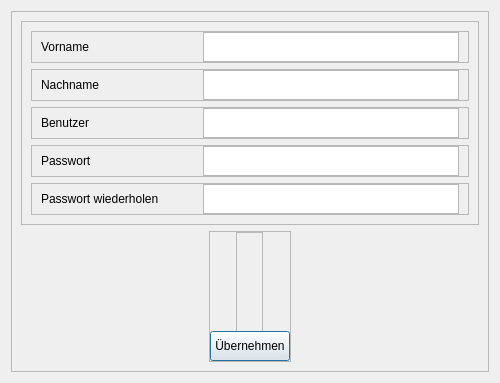
Old version of the form src/ui/forms/registerform.ui in the repository creativeSloth/SUN_Maintenance.
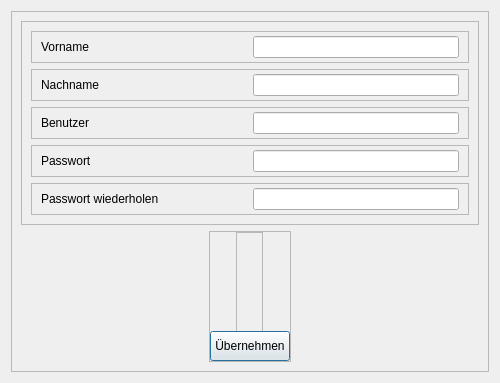
New version of the form.

Patch:
```diff
--- a/src/ui/forms/registerform.ui
+++ b/src/ui/forms/registerform.ui
@@ -88,29 +88,7 @@
              </widget>
             </item>
             <item>
-             <widget class="QPlainTextEdit" name="register_name_txt">
-              <property name="enabled">
-               <bool>true</bool>
-              </property>
-              <property name="sizePolicy">
-               <sizepolicy hsizetype="MinimumExpanding" vsizetype="MinimumExpanding">
-                <horstretch>0</horstretch>
-                <verstretch>0</verstretch>
-               </sizepolicy>
-              </property>
-              <property name="minimumSize">
-               <size>
-                <width>0</width>
-                <height>30</height>
-               </size>
-              </property>
-              <property name="maximumSize">
-               <size>
-                <width>16777215</width>
-                <height>30</height>
-               </size>
-              </property>
-             </widget>
+             <widget class="QLineEdit" name="register_name_txt"/>
             </item>
            </layout>
           </widget>
@@ -165,29 +143,7 @@
              </widget>
             </item>
             <item>
-             <widget class="QPlainTextEdit" name="register_family_name_txt">
-              <property name="enabled">
-               <bool>true</bool>
-              </property>
-              <property name="sizePolicy">
-               <sizepolicy hsizetype="MinimumExpanding" vsizetype="MinimumExpanding">
-                <horstretch>0</horstretch>
-                <verstretch>0</verstretch>
-               </sizepolicy>
-              </property>
-              <property name="minimumSize">
-               <size>
-                <width>0</width>
-                <height>30</height>
-               </size>
-              </property>
-              <property name="maximumSize">
-               <size>
-                <width>16777215</width>
-                <height>30</height>
-               </size>
-              </property>
-             </widget>
+             <widget class="QLineEdit" name="register_family_name_txt"/>
             </item>
            </layout>
           </widget>
@@ -242,29 +198,7 @@
              </widget>
             </item>
             <item>
-             <widget class="QPlainTextEdit" name="register_usr_txt">
-              <property name="enabled">
-               <bool>true</bool>
-              </property>
-              <property name="sizePolicy">
-               <sizepolicy hsizetype="MinimumExpanding" vsizetype="MinimumExpanding">
-                <horstretch>0</horstretch>
-                <verstretch>0</verstretch>
-               </sizepolicy>
-              </property>
-              <property name="minimumSize">
-               <size>
-                <width>0</width>
-                <height>30</height>
-               </size>
-              </property>
-              <property name="maximumSize">
-               <size>
-                <width>16777215</width>
-                <height>30</height>
-               </size>
-              </property>
-             </widget>
+             <widget class="QLineEdit" name="register_usr_txt"/>
             </item>
            </layout>
           </widget>
@@ -319,27 +253,9 @@
              </widget>
             </item>
             <item>
-             <widget class="QPlainTextEdit" name="register_pw_txt">
-              <property name="enabled">
-               <bool>true</bool>
-              </property>
-              <property name="sizePolicy">
-               <sizepolicy hsizetype="MinimumExpanding" vsizetype="MinimumExpanding">
-                <horstretch>0</horstretch>
-                <verstretch>0</verstretch>
-               </sizepolicy>
-              </property>
-              <property name="minimumSize">
-               <size>
-                <width>0</width>
-                <height>30</height>
-               </size>
-              </property>
-              <property name="maximumSize">
-               <size>
-                <width>16777215</width>
-                <height>30</height>
-               </size>
+             <widget class="QLineEdit" name="register_pw_txt">
+              <property name="echoMode">
+               <enum>QLineEdit::Normal</enum>
               </property>
              </widget>
             </item>
@@ -396,27 +312,9 @@
              </widget>
             </item>
             <item>
-             <widget class="QPlainTextEdit" name="register_rpw_txt">
-              <property name="enabled">
-               <bool>true</bool>
-              </property>
-              <property name="sizePolicy">
-               <sizepolicy hsizetype="MinimumExpanding" vsizetype="MinimumExpanding">
-                <horstretch>0</horstretch>
-                <verstretch>0</verstretch>
-               </sizepolicy>
-              </property>
-              <property name="minimumSize">
-               <size>
-                <width>0</width>
-                <height>30</height>
-               </size>
-              </property>
-              <property name="maximumSize">
-               <size>
-                <width>16777215</width>
-                <height>30</height>
-               </size>
+             <widget class="QLineEdit" name="register_rpw_txt">
+              <property name="echoMode">
+               <enum>QLineEdit::Normal</enum>
               </property>
              </widget>
             </item>
```
